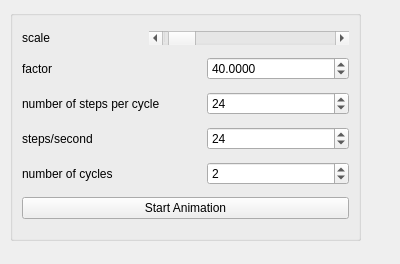
Above: FEM/fem_animate_mode_shapes.ui from FreeCAD/FreeCAD-macros before the change. Below: the same form after it.
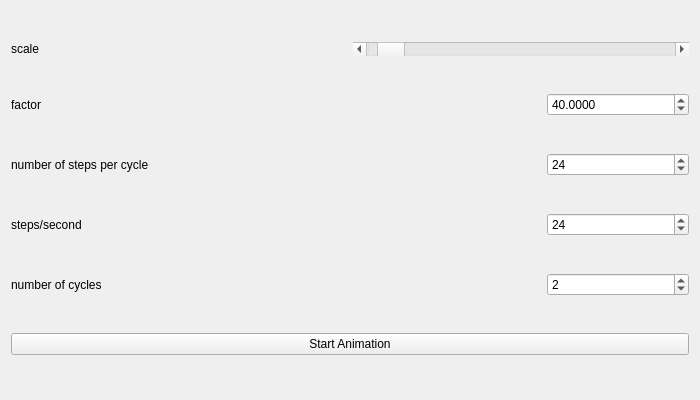
That is the form after the change.

Commit message:
[FemAnimateModeShapes] Improve maintanability
Also improve the GUI for HighDPI display.

```diff
--- a/FEM/fem_animate_mode_shapes.ui
+++ b/FEM/fem_animate_mode_shapes.ui
@@ -6,28 +6,16 @@
    <rect>
     <x>0</x>
     <y>0</y>
-    <width>400</width>
-    <height>264</height>
+    <width>700</width>
+    <height>400</height>
    </rect>
   </property>
   <property name="windowTitle">
    <string>Animate</string>
   </property>
-  <widget class="QWidget" name="verticalLayoutWidget">
-   <property name="geometry">
-    <rect>
-     <x>10</x>
-     <y>10</y>
-     <width>351</width>
-     <height>231</height>
-    </rect>
-   </property>
    <layout class="QVBoxLayout" name="verticalLayout">
     <item>
-     <widget class="QGroupBox" name="verticalGroupBox_2">
-      <layout class="QVBoxLayout" name="verticalLayout_3">
-       <item>
-        <layout class="QHBoxLayout" name="horizontalLayout_4">
+    <layout class="QHBoxLayout" name="horizontalLayout_amplitude">
          <item>
           <widget class="QLabel" name="label_5">
            <property name="text">
@@ -39,7 +27,7 @@
           <widget class="QScrollBar" name="amplitude">
            <property name="minimumSize">
             <size>
-             <width>200</width>
+         <width>300</width>
              <height>0</height>
             </size>
            </property>
@@ -60,7 +48,7 @@
         </layout>
        </item>
        <item>
-        <layout class="QHBoxLayout" name="horizontalLayout_3">
+    <layout class="QHBoxLayout" name="horizontalLayout_factor">
          <item>
           <widget class="QLabel" name="label_4">
            <property name="text">
@@ -96,7 +84,7 @@
         </layout>
        </item>
        <item>
-        <layout class="QHBoxLayout" name="horizontalLayout_2">
+    <layout class="QHBoxLayout" name="horizontalLayout_steps">
          <item>
           <widget class="QLabel" name="label_2">
            <property name="text">
@@ -120,7 +108,7 @@
         </layout>
        </item>
        <item>
-        <layout class="QHBoxLayout" name="horizontalLayout_1">
+    <layout class="QHBoxLayout" name="horizontalLayout_frames">
          <item>
           <widget class="QLabel" name="label_3">
            <property name="text">
@@ -150,7 +138,7 @@
         </layout>
        </item>
        <item>
-        <layout class="QHBoxLayout" name="horizontalLayout">
+    <layout class="QHBoxLayout" name="horizontalLayout_loops">
          <item>
           <widget class="QLabel" name="label">
            <property name="text">
@@ -184,10 +172,6 @@
         </widget>
        </item>
       </layout>
-     </widget>
-    </item>
-   </layout>
-  </widget>
  </widget>
  <resources/>
  <connections/>
```
Left out of the diff: 3 changed lines with no effect on the pictures. Lines whose indentation alone changed are shown as unchanged. The commit also changes 1 other file.
